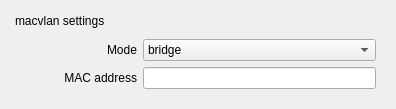
First picture: the form in sources/gui/src/macvlanwidget.ui, repository arcan1s/netctl-gui, before the edit.
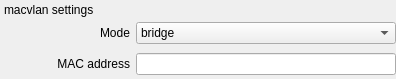
Second picture: the form after the edit.

Commit message: edit ui * remove margins * create more pretty toolbars * edit toolbar update action (s/setVisible/setEnabled/g)

```diff
--- a/sources/gui/src/macvlanwidget.ui
+++ b/sources/gui/src/macvlanwidget.ui
@@ -7,13 +7,16 @@
     <x>0</x>
     <y>0</y>
     <width>396</width>
-    <height>103</height>
+    <height>79</height>
    </rect>
   </property>
   <property name="windowTitle">
    <string>Form</string>
   </property>
   <layout class="QVBoxLayout" name="verticalLayout">
+   <property name="margin">
+    <number>0</number>
+   </property>
    <item>
     <widget class="QDockWidget" name="dockWidget_macvlan">
      <property name="features">
@@ -24,6 +27,9 @@
      </property>
      <widget class="QWidget" name="dockWidgetContents_macvlan">
       <layout class="QGridLayout" name="gridLayout_2">
+       <property name="margin">
+        <number>0</number>
+       </property>
        <item row="0" column="0">
         <layout class="QHBoxLayout" name="layout_mode">
          <item>
```
Left out of the diff: 3 changed lines with no effect on the pictures. The commit also changes 31 other files.
